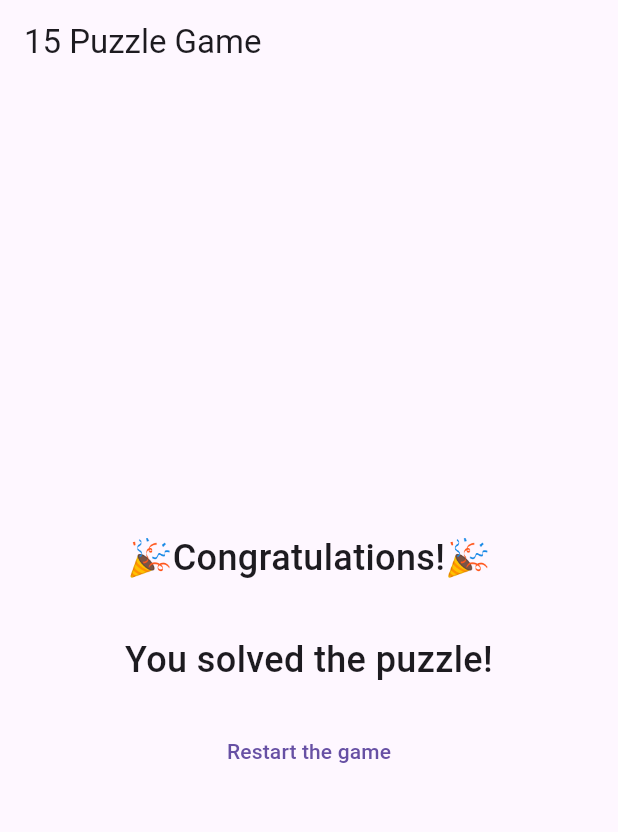
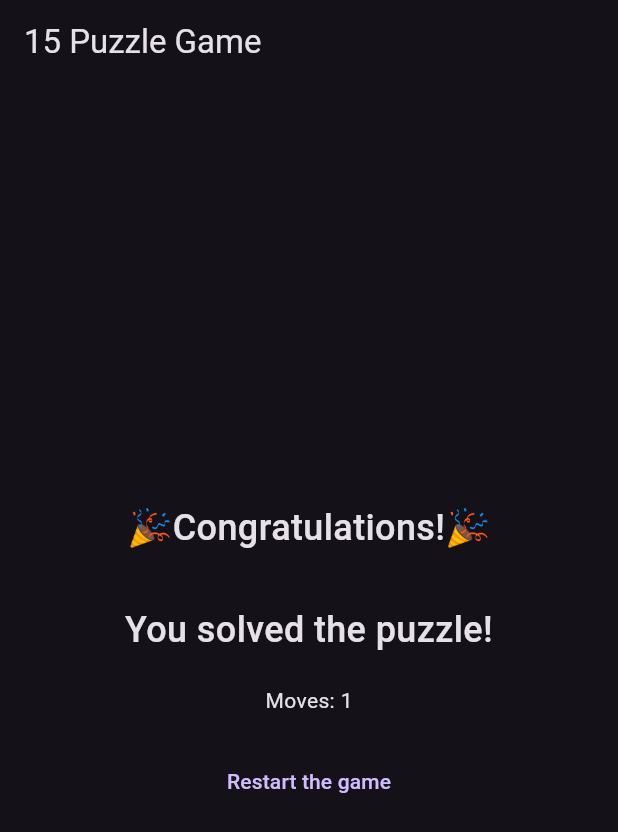
Before and after one commit to msx-git/puzzle_15, a Flutter app: the screen it shows after launch, after a tap on an icon or button, on a phone screen of 412 x 824 dp. Shown: the top 832 px of the screen. Run offline on Flutter 3.47's test engine with Material 3 defaults, Android fonts, the phone set to English and light mode, and no system bars; our stand-ins replace flutter_bloc, flutter_svg.

Commit message:
Added counting moves.

```diff
--- a/lib/logic/blocs/puzzle_bloc.dart
+++ b/lib/logic/blocs/puzzle_bloc.dart
@@ -7,26 +7,31 @@ part 'puzzle_event.dart';
 part 'puzzle_state.dart';
 
 class PuzzleBloc extends Bloc<PuzzleEvent, PuzzleState> {
-  PuzzleBloc() : super(PuzzleInitial(Puzzle())) {
+  PuzzleBloc() : super(PuzzleInitial(Puzzle(), 0)) {
     on<TileTapped>(_onTileTapped);
     on<RestartEvent>(_onRestart);
   }
 
-  void _onRestart(event, emit){
-    emit(PuzzleInitial(state.puzzle));
+  void _onRestart(event, emit) {
+    emit(PuzzleInitial(state.puzzle, state.moves));
     state.puzzle.tiles!.shuffle();
-    emit(PuzzleUpdated(state.puzzle));
+    state.moves = 0;
+    emit(PuzzleUpdated(state.puzzle, state.moves));
   }
 
   void _onTileTapped(TileTapped event, Emitter<PuzzleState> emit) {
     final puzzle = state.puzzle;
     puzzle.moveTile(event.tileIndex);
+    state.moves++;
+    print("MOVES: ${state.moves}");
     print(state.puzzle.isSolved());
     if (puzzle.isSolved()) {
-      emit(PuzzleSolved(puzzle));
+      emit(PuzzleSolved(puzzle, state.moves));
     } else {
-      emit(
-          PuzzleUpdated(Puzzle()..tiles = List.from(puzzle.tiles as Iterable)));
+      emit(PuzzleUpdated(
+        Puzzle()..tiles = List.from(puzzle.tiles as Iterable),
+        state.moves,
+      ));
     }
   }
 }
--- a/lib/logic/blocs/puzzle_state.dart
+++ b/lib/logic/blocs/puzzle_state.dart
@@ -2,18 +2,18 @@ part of 'puzzle_bloc.dart';
 
 sealed class PuzzleState {
   final Puzzle puzzle;
-
-  const PuzzleState(this.puzzle);
+  int moves;
+   PuzzleState(this.puzzle, this.moves);
 }
 
 class PuzzleInitial extends PuzzleState {
-  const PuzzleInitial(super.puzzle);
+   PuzzleInitial(super.puzzle, super.moves);
 }
 
 class PuzzleUpdated extends PuzzleState {
-  const PuzzleUpdated(super.puzzle);
+   PuzzleUpdated(super.puzzle, super.moves);
 }
 
 class PuzzleSolved extends PuzzleState {
-  const PuzzleSolved(super.puzzle);
+   PuzzleSolved(super.puzzle, super.moves);
 }
--- a/lib/main.dart
+++ b/lib/main.dart
@@ -16,6 +16,7 @@ class MyApp extends StatelessWidget {
   Widget build(BuildContext context) {
     return MaterialApp(
       debugShowCheckedModeBanner: false,
+      theme: ThemeData.dark(),
       home: BlocProvider(
         create: (_) => PuzzleBloc(),
         child: const PuzzleScreen(),
--- a/lib/ui/screens/puzzle_screen.dart
+++ b/lib/ui/screens/puzzle_screen.dart
@@ -21,7 +21,13 @@ class PuzzleScreen extends StatelessWidget {
           }
 
           final puzzle = state.puzzle;
-          return GridView.builder(
+          return Column(
+            children: [
+              Text("Moves: ${state.moves}"),
+
+              Expanded(
+                child: GridView.builder(
+                  physics: const NeverScrollableScrollPhysics(),
                   padding: const EdgeInsets.symmetric(horizontal: 16),
                   gridDelegate: const SliverGridDelegateWithFixedCrossAxisCount(
                     crossAxisCount: 4,
@@ -31,6 +37,9 @@ class PuzzleScreen extends StatelessWidget {
                     final tile = puzzle.tiles![index] + 1;
                     return TileItem(tile: tile, index: index);
                   },
+                ),
+              ),
+            ],
           );
         },
       ),
--- a/lib/ui/widgets/result.dart
+++ b/lib/ui/widgets/result.dart
@@ -18,6 +18,8 @@ class Result extends StatelessWidget {
             textAlign: TextAlign.center,
           ),
           const SizedBox(height: 20),
+          Text("Moves: ${context.read<PuzzleBloc>().state.moves}"),
+          const SizedBox(height: 20),
           TextButton(
             onPressed: () {
               context.read<PuzzleBloc>().add(RestartEvent());
```
Also changed, not shown: assets/images/tile.svg. Lines whose indentation alone changed are shown as unchanged.
